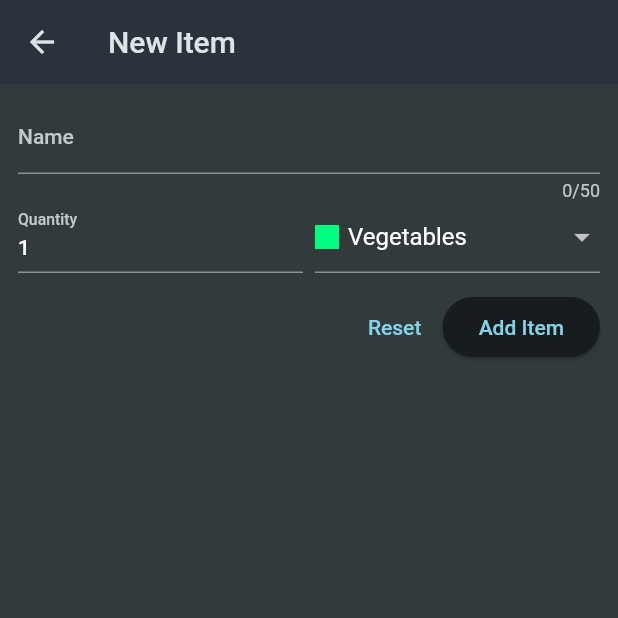
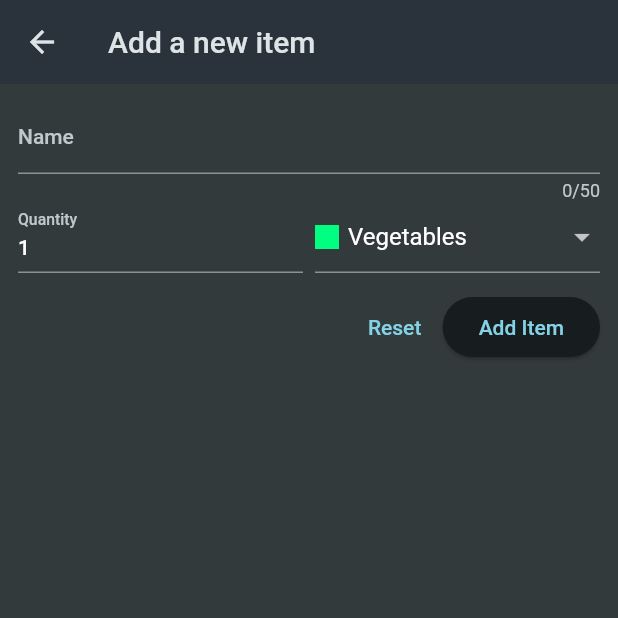
Before and after one commit to jasperoblepias/flutter_shopping_list_app, a Flutter app: the screen it shows after launch, after a tap on the "add" icon, on a phone screen of 412 x 824 dp, the top half of it. Run offline on Flutter 3.47's test engine with Material 2 defaults, Android fonts, the phone set to English and light mode, and no system bars; network calls fail.

Commit message:
error handling fixed

```diff
--- a/lib/widgets/grocery_list.dart
+++ b/lib/widgets/grocery_list.dart
@@ -3,6 +3,8 @@ import 'dart:convert';
 import 'package:flutter/material.dart';
 import 'package:http/http.dart' as http;
 import 'package:shopping_list_app/data/categories.dart';
+import 'package:shopping_list_app/models/category.dart';
+
 import 'package:shopping_list_app/models/grocery_item.dart';
 import 'package:shopping_list_app/widgets/new_item.dart';
 
@@ -21,19 +23,19 @@ class _GroceryListState extends State<GroceryList> {
   @override
   void initState() {
     super.initState();
-    _loaditems();
+    _loadItems();
   }
 
-  void _loaditems() async {
+  void _loadItems() async {
     final url = Uri.https(
-        'shoppinglistapp-ceaa8-default-rtdb.asia-southeast1.firebasedatabase.app',
-        'shopping-list.json');
+        'flutter-prep-default-rtdb.firebaseio.com', 'shopping-list.json');
+
     try {
       final response = await http.get(url);
 
       if (response.statusCode >= 400) {
         setState(() {
-          _error = 'Failed to fetch. Please try again later.';
+          _error = 'Failed to fetch data. Please try again later.';
         });
       }
 
@@ -44,20 +46,20 @@ class _GroceryListState extends State<GroceryList> {
         return;
       }
 
-      final Map<String, dynamic> listDate = json.decode(response.body);
+      final Map<String, dynamic> listData = json.decode(response.body);
       final List<GroceryItem> loadedItems = [];
-      for (final item in listDate.entries) {
+      for (final item in listData.entries) {
         final category = categories.entries
             .firstWhere(
-              (element) => element.value.title == item.value['category'],
-            )
+                (catItem) => catItem.value.title == item.value['category'])
             .value;
         loadedItems.add(
           GroceryItem(
-              id: item.key,
-              name: item.value['name'],
-              quantity: item.value['quantity'],
-              category: category),
+            id: item.key,
+            name: item.value['name'],
+            quantity: item.value['quantity'],
+            category: category,
+          ),
         );
       }
       setState(() {
@@ -66,7 +68,7 @@ class _GroceryListState extends State<GroceryList> {
       });
     } catch (error) {
       setState(() {
-        _error = 'Something went wrong. Please try again later.';
+        _error = 'Something went wrong! Please try again later.';
       });
     }
   }
@@ -74,16 +76,16 @@ class _GroceryListState extends State<GroceryList> {
   void _addItem() async {
     final newItem = await Navigator.of(context).push<GroceryItem>(
       MaterialPageRoute(
-        builder: (context) => const NewItem(),
+        builder: (ctx) => const NewItem(),
       ),
     );
 
     if (newItem == null) {
       return;
     }
+
     setState(() {
       _groceryItems.add(newItem);
-      _isLoading = false;
     });
   }
 
@@ -93,12 +95,13 @@ class _GroceryListState extends State<GroceryList> {
       _groceryItems.remove(item);
     });
 
-    final url = Uri.https(
-        'shoppinglistapp-ceaa8-default-rtdb.asia-southeast1.firebasedatabase.app',
+    final url = Uri.https('flutter-prep-default-rtdb.firebaseio.com',
         'shopping-list/${item.id}.json');
+
     final response = await http.delete(url);
 
     if (response.statusCode >= 400) {
+      // Optional: Show error message
       setState(() {
         _groceryItems.insert(index, item);
       });
@@ -107,20 +110,19 @@ class _GroceryListState extends State<GroceryList> {
 
   @override
   Widget build(BuildContext context) {
-    Widget content = const Center(
-      child: Text('No items added yet.'),
-    );
-    if (_isLoading == true) {
-      content = const Center(
-        child: CircularProgressIndicator(),
-      );
+    Widget content = const Center(child: Text('No items added yet.'));
+
+    if (_isLoading) {
+      content = const Center(child: CircularProgressIndicator());
     }
 
     if (_groceryItems.isNotEmpty) {
       content = ListView.builder(
         itemCount: _groceryItems.length,
-        itemBuilder: (context, index) => Dismissible(
-          onDismissed: (direction) => _removeItem,
+        itemBuilder: (ctx, index) => Dismissible(
+          onDismissed: (direction) {
+            _removeItem(_groceryItems[index]);
+          },
           key: ValueKey(_groceryItems[index].id),
           child: ListTile(
             title: Text(_groceryItems[index].name),
@@ -138,13 +140,18 @@ class _GroceryListState extends State<GroceryList> {
     }
 
     if (_error != null) {
-      Center(child: Text(_error!));
+      content = Center(child: Text(_error!));
     }
 
     return Scaffold(
       appBar: AppBar(
         title: const Text('Your Groceries'),
-        actions: [IconButton(onPressed: _addItem, icon: const Icon(Icons.add))],
+        actions: [
+          IconButton(
+            onPressed: _addItem,
+            icon: const Icon(Icons.add),
+          ),
+        ],
       ),
       body: content,
     );
--- a/lib/widgets/new_item.dart
+++ b/lib/widgets/new_item.dart
@@ -1,23 +1,23 @@
 import 'dart:convert';
 
 import 'package:flutter/material.dart';
+import 'package:http/http.dart' as http;
+
 import 'package:shopping_list_app/data/categories.dart';
 import 'package:shopping_list_app/models/category.dart';
 import 'package:shopping_list_app/models/grocery_item.dart';
-import 'package:http/http.dart' as http;
 
 class NewItem extends StatefulWidget {
   const NewItem({super.key});
 
   @override
-  State<StatefulWidget> createState() {
+  State<NewItem> createState() {
     return _NewItemState();
   }
 }
 
 class _NewItemState extends State<NewItem> {
   final _formKey = GlobalKey<FormState>();
-
   var _enteredName = '';
   var _enteredQuantity = 1;
   var _selectedCategory = categories[Categories.vegetables]!;
@@ -30,12 +30,11 @@ class _NewItemState extends State<NewItem> {
         _isSending = true;
       });
       final url = Uri.https(
-          'shoppinglistapp-ceaa8-default-rtdb.asia-southeast1.firebasedatabase.app',
-          'shopping-list.json');
+          'flutter-prep-default-rtdb.firebaseio.com', 'shopping-list.json');
       final response = await http.post(
         url,
         headers: {
-          'Content-type': 'application/json',
+          'Content-Type': 'application/json',
         },
         body: json.encode(
           {
@@ -47,9 +46,11 @@ class _NewItemState extends State<NewItem> {
       );
 
       final Map<String, dynamic> resData = json.decode(response.body);
+
       if (!context.mounted) {
         return;
       }
+
       Navigator.of(context).pop(
         GroceryItem(
           id: resData['name'],
@@ -65,7 +66,7 @@ class _NewItemState extends State<NewItem> {
   Widget build(BuildContext context) {
     return Scaffold(
       appBar: AppBar(
-        title: const Text('New Item'),
+        title: const Text('Add a new item'),
       ),
       body: Padding(
         padding: const EdgeInsets.all(12),
@@ -78,14 +79,22 @@ class _NewItemState extends State<NewItem> {
                 decoration: const InputDecoration(
                   label: Text('Name'),
                 ),
-                validator: (value) => (value == null ||
+                validator: (value) {
+                  if (value == null ||
                       value.isEmpty ||
                       value.trim().length <= 1 ||
-                        value.trim().length >= 50)
-                    ? 'Must be between 1 and 50 characters'
-                    : null,
-                onSaved: (newValue) => _enteredName = newValue!,
-              ),
+                      value.trim().length > 50) {
+                    return 'Must be between 1 and 50 characters.';
+                  }
+                  return null;
+                },
+                onSaved: (value) {
+                  // if (value == null) {
+                  //   return;
+                  // }
+                  _enteredName = value!;
+                },
+              ), // instead of TextField()
               Row(
                 crossAxisAlignment: CrossAxisAlignment.end,
                 children: [
@@ -94,21 +103,23 @@ class _NewItemState extends State<NewItem> {
                       decoration: const InputDecoration(
                         label: Text('Quantity'),
                       ),
+                      keyboardType: TextInputType.number,
                       initialValue: _enteredQuantity.toString(),
-                      keyboardType: TextInputType.number,
-                      validator: (value) => (value == null ||
+                      validator: (value) {
+                        if (value == null ||
                             value.isEmpty ||
                             int.tryParse(value) == null ||
-                              int.tryParse(value)! <= 0)
-                          ? 'Must be valid positive number'
-                          : null,
-                      onSaved: (newValue) =>
-                          _enteredQuantity = int.parse(newValue!),
+                            int.tryParse(value)! <= 0) {
+                          return 'Must be a valid, positive number.';
+                        }
+                        return null;
+                      },
+                      onSaved: (value) {
+                        _enteredQuantity = int.parse(value!);
+                      },
                     ),
                   ),
-                  const SizedBox(
-                    width: 8,
-                  ),
+                  const SizedBox(width: 8),
                   Expanded(
                     child: DropdownButtonFormField(
                       value: _selectedCategory,
@@ -116,40 +127,42 @@ class _NewItemState extends State<NewItem> {
                         for (final category in categories.entries)
                           DropdownMenuItem(
                             value: category.value,
-                            child: Row(children: [
+                            child: Row(
+                              children: [
                                 Container(
                                   width: 16,
                                   height: 16,
                                   color: category.value.color,
                                 ),
-                              const SizedBox(
-                                width: 6,
+                                const SizedBox(width: 6),
+                                Text(category.value.title),
+                              ],
                             ),
-                              Text(category.value.title),
-                            ]),
                           ),
                       ],
-                      onChanged: (value) => setState(() {
+                      onChanged: (value) {
+                        setState(() {
                           _selectedCategory = value!;
-                      }),
+                        });
+                      },
                     ),
                   ),
                 ],
               ),
-              const SizedBox(
-                height: 12,
-              ),
+              const SizedBox(height: 12),
               Row(
                 mainAxisAlignment: MainAxisAlignment.end,
                 children: [
                   TextButton(
                     onPressed: _isSending
                         ? null
-                        : () => () => _formKey.currentState!.reset(),
+                        : () {
+                            _formKey.currentState!.reset();
+                          },
                     child: const Text('Reset'),
                   ),
                   ElevatedButton(
-                    onPressed: _isSending ? null : () => () => _saveItem(),
+                    onPressed: _isSending ? null : _saveItem,
                     child: _isSending
                         ? const SizedBox(
                             height: 16,
@@ -157,7 +170,7 @@ class _NewItemState extends State<NewItem> {
                             child: CircularProgressIndicator(),
                           )
                         : const Text('Add Item'),
-                  ),
+                  )
                 ],
               ),
             ],
```
Lines whose indentation alone changed are shown as unchanged.
